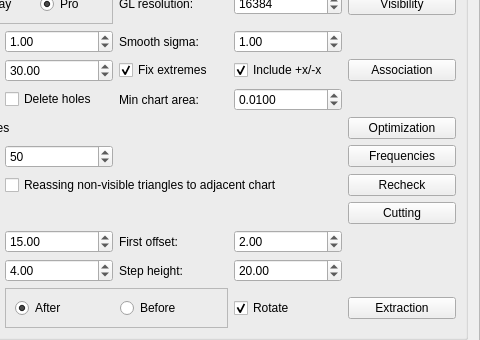
cg3hci/4AxisMilling, file GUI/managers/fafmanager.ui: the form before one commit; both pictures show x 133 to 613 and y 348 to 688 of the 613 by 1318 pixel window.
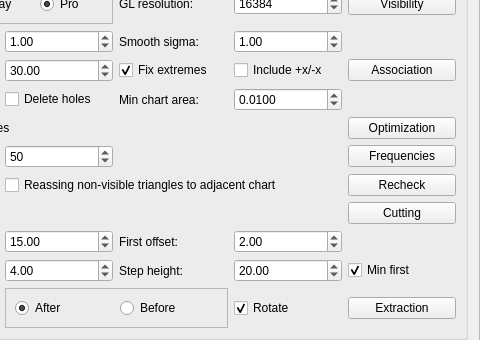
The form after the commit.

Commit message: Min first, fix parameters

Diff of the .ui file:
```diff
--- a/GUI/managers/fafmanager.ui
+++ b/GUI/managers/fafmanager.ui
@@ -1039,7 +1039,7 @@
          <string>Include +x/-x</string>
         </property>
         <property name="checked">
-         <bool>true</bool>
+         <bool>false</bool>
         </property>
        </widget>
       </item>
@@ -1234,6 +1234,16 @@
         </property>
        </widget>
       </item>
+      <item row="34" column="5">
+       <widget class="QCheckBox" name="extractResultsMinFirstCheckBox">
+        <property name="text">
+         <string>Min first</string>
+        </property>
+        <property name="checked">
+         <bool>true</bool>
+        </property>
+       </widget>
+      </item>
      </layout>
     </widget>
    </item>
```
The commit also changes 3 other files.
